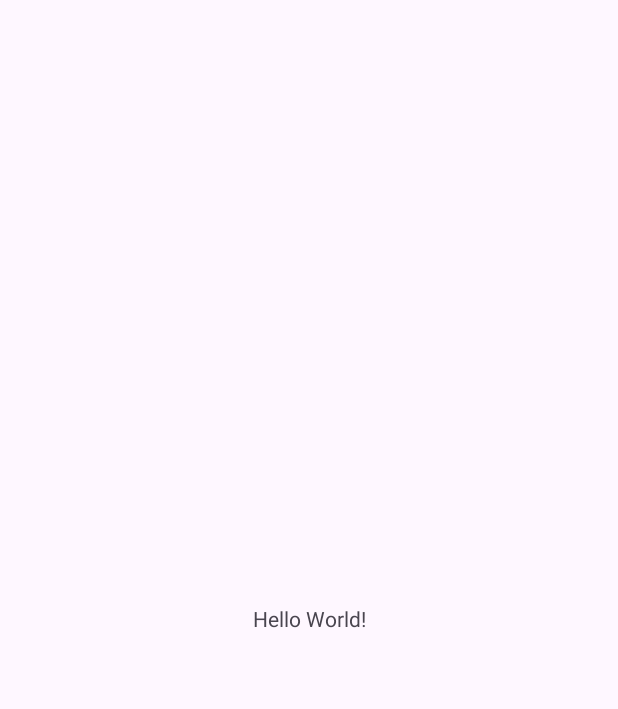
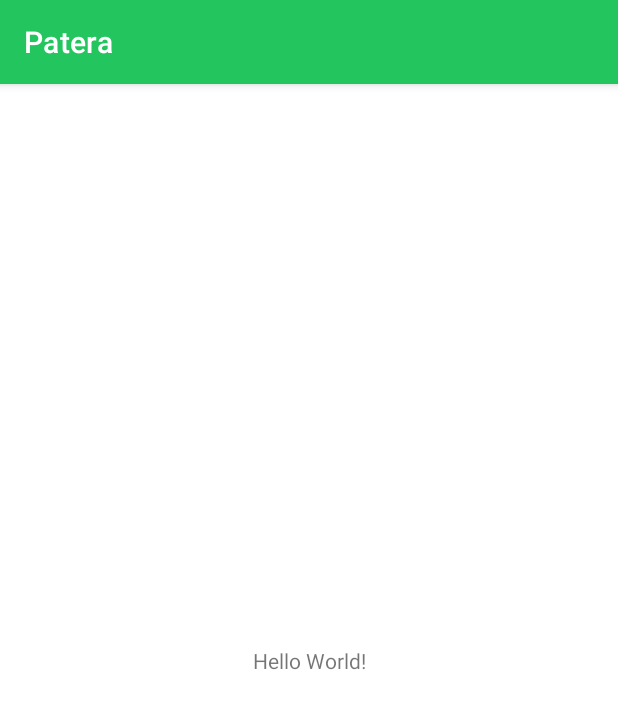
Before and after one commit to C241-PS319/mobile, an Android app: the screen it shows after launch (MainActivity), on a phone screen of 412 x 824 dp. Before the commit the part shown is almost empty. Shown: the top 709 px of the screen. Run offline under Robolectric (Android 15) with nearby library versions, the phone set to English and light mode, and no system bars.

Commit message:
chore: update colors, strings, and themes

```diff
--- a/app/src/main/res/values-night/themes.xml
+++ b/app/src/main/res/values-night/themes.xml
@@ -1,7 +1,16 @@
 <resources xmlns:tools="http://schemas.android.com/tools">
     <!-- Base application theme. -->
-    <style name="Base.Theme.Patera" parent="Theme.Material3.DayNight.NoActionBar">
-        <!-- Customize your dark theme here. -->
-        <!-- <item name="colorPrimary">@color/my_dark_primary</item> -->
+    <style name="Theme.Patera" parent="Theme.MaterialComponents.DayNight.DarkActionBar">
+        <!-- Primary brand color. -->
+        <item name="colorPrimary">@color/primary_500</item>
+        <item name="colorPrimaryVariant">@color/primary_400</item>
+        <item name="colorOnPrimary">@color/black</item>
+        <!-- Secondary brand color. -->
+        <item name="colorSecondary">@color/teal_200</item>
+        <item name="colorSecondaryVariant">@color/teal_200</item>
+        <item name="colorOnSecondary">@color/black</item>
+        <!-- Status bar color. -->
+        <item name="android:statusBarColor">?attr/colorPrimaryVariant</item>
+        <!-- Customize your theme here. -->
     </style>
 </resources>
--- a/app/src/main/res/values/colors.xml
+++ b/app/src/main/res/values/colors.xml
@@ -1,5 +1,13 @@
 <?xml version="1.0" encoding="utf-8"?>
 <resources>
+    <color name="purple_200">#FFBB86FC</color>
+    <color name="purple_500">#FF6200EE</color>
+    <color name="purple_700">#FF3700B3</color>
+    <color name="teal_200">#FF03DAC5</color>
+    <color name="teal_700">#FF018786</color>
+    <color name="primary_500">#22C55E</color>
+    <color name="primary_400">#4ADE80</color>
     <color name="black">#FF000000</color>
     <color name="white">#FFFFFFFF</color>
+    <color name="main_white">#F6F9FB</color>
 </resources>
--- a/app/src/main/res/values/strings.xml
+++ b/app/src/main/res/values/strings.xml
@@ -1,3 +1,8 @@
 <resources>
     <string name="app_name">Patera</string>
+    <string name="title_dashboard">Dashboard</string>
+    <string name="title_history">History</string>
+    <string name="title_report">Report</string>
+    <string name="title_profile">Profile</string>
+    <string name="title_scan">Scan</string>
 </resources>
--- a/app/src/main/res/values/themes.xml
+++ b/app/src/main/res/values/themes.xml
@@ -1,9 +1,16 @@
 <resources xmlns:tools="http://schemas.android.com/tools">
     <!-- Base application theme. -->
-    <style name="Base.Theme.Patera" parent="Theme.Material3.DayNight.NoActionBar">
-        <!-- Customize your light theme here. -->
-        <!-- <item name="colorPrimary">@color/my_light_primary</item> -->
+    <style name="Theme.Patera" parent="Theme.MaterialComponents.DayNight.DarkActionBar">
+        <!-- Primary brand color. -->
+        <item name="colorPrimary">@color/primary_500</item>
+        <item name="colorPrimaryVariant">@color/primary_400</item>
+        <item name="colorOnPrimary">@color/white</item>
+        <!-- Secondary brand color. -->
+        <item name="colorSecondary">@color/teal_200</item>
+        <item name="colorSecondaryVariant">@color/teal_700</item>
+        <item name="colorOnSecondary">@color/black</item>
+        <!-- Status bar color. -->
+        <item name="android:statusBarColor">?attr/colorPrimaryVariant</item>
+        <!-- Customize your theme here. -->
     </style>
-
-    <style name="Theme.Patera" parent="Base.Theme.Patera" />
 </resources>
```
